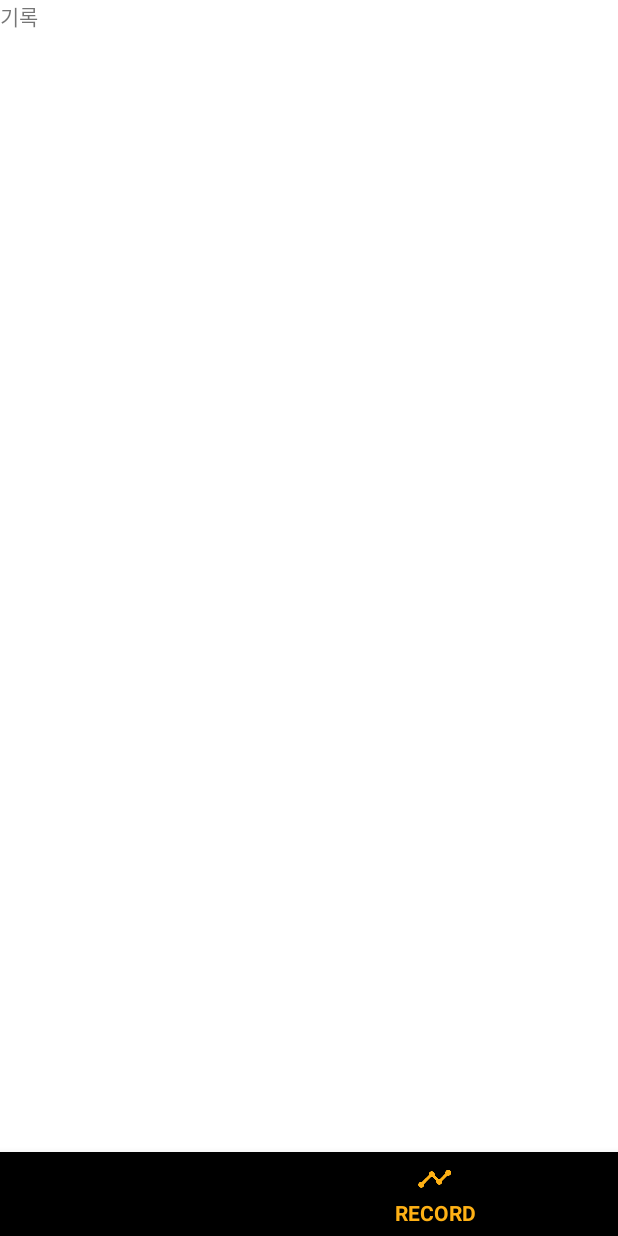
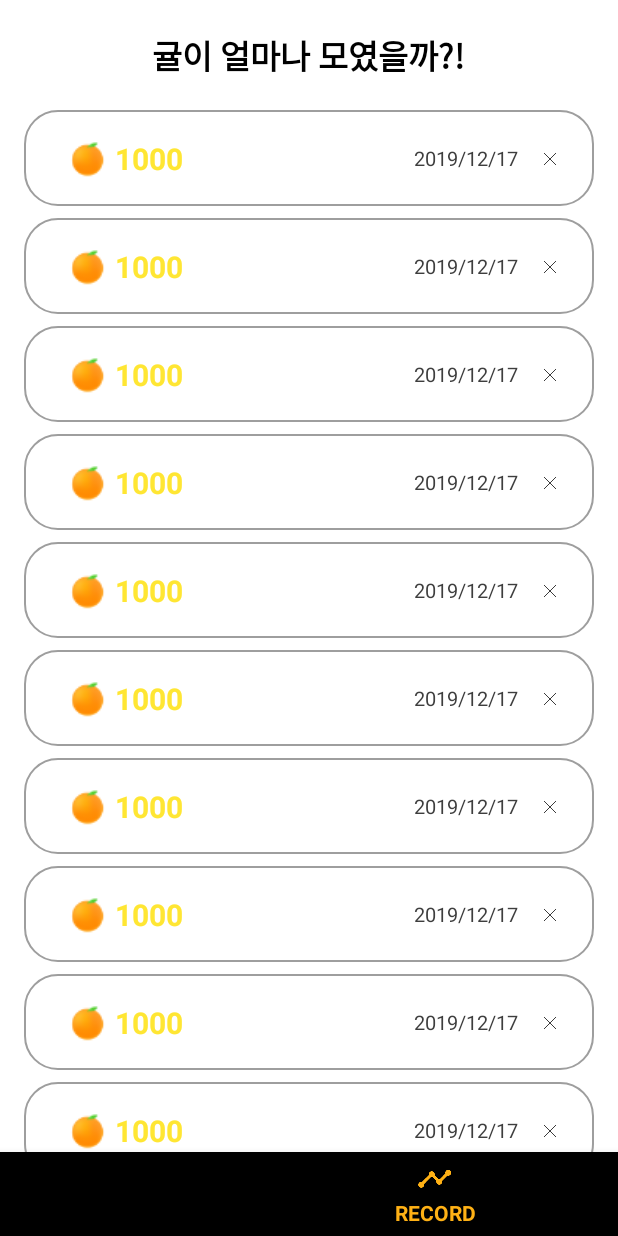
Before and after one commit to SuminJeon/MobileProgramming_FinalProject, an Android app: the screen it shows after launch (MainActivity), item 2 of the bottom bar chosen, on a phone screen of 412 x 824 dp. Run offline under Robolectric (Android 15) with nearby library versions, the phone set to English and light mode, and no system bars.

Commit message:
Records RecyclerView 구현 (dummy data)

```diff
--- a/app/src/main/AndroidManifest.xml
+++ b/app/src/main/AndroidManifest.xml
@@ -24,4 +24,6 @@
             android:exported="true"></service>
     </application>
 
+    <uses-permission android:name="android.permission.BODY_SENSORS"/>
+
 </manifest>
--- /dev/null
+++ b/app/src/main/java/com/sopt25/sunnni/mobileprogramming_finalproject/data/Record.java
@@ -0,0 +1,11 @@
+package com.sopt25.sunnni.mobileprogramming_finalproject.data;
+
+public class Record {
+    public String mandarineCount;
+    public String date;
+
+    public Record(String mandarineCount, String date){
+        this.mandarineCount = mandarineCount;
+        this.date = date;
+    }
+}
--- a/app/src/main/java/com/sopt25/sunnni/mobileprogramming_finalproject/feature/pedometer/MainActivity.java
+++ b/app/src/main/java/com/sopt25/sunnni/mobileprogramming_finalproject/feature/pedometer/MainActivity.java
@@ -78,7 +78,7 @@ public class MainActivity extends AppCompatActivity implements BottomNavigationV
     private void setViewPager(ViewPager _viewPager){
         PagerAdapter pagerAdapter = new PagerAdapter(getSupportFragmentManager(), 2);
         pagerAdapter.addFragment(new PedometerFragment(this));
-        pagerAdapter.addFragment(new RecordFragment());
+        pagerAdapter.addFragment(new RecordFragment(this));
         _viewPager.setAdapter(pagerAdapter);
     }
 }
--- a/app/src/main/java/com/sopt25/sunnni/mobileprogramming_finalproject/feature/pedometer/PedometerFragment.java
+++ b/app/src/main/java/com/sopt25/sunnni/mobileprogramming_finalproject/feature/pedometer/PedometerFragment.java
@@ -7,6 +7,7 @@ import android.content.Intent;
 import android.content.ServiceConnection;
 import android.os.Bundle;
 
+import androidx.core.content.ContextCompat;
 import androidx.fragment.app.Fragment;
 
 import android.os.IBinder;
@@ -33,6 +34,8 @@ public class PedometerFragment extends Fragment implements View.OnClickListener{
     private PedometerService mPedoService;
     boolean isService = false;
 
+    ServiceConnection serviceConnection;
+
     // 서비스의 이벤트 결과 전달
     private StepCallback callback = new StepCallback() {
         @Override
@@ -51,7 +54,7 @@ public class PedometerFragment extends Fragment implements View.OnClickListener{
         this.context = ctx;
     }
 
-    private ServiceConnection serviceConnection = new ServiceConnection() {
+    /*private ServiceConnection serviceConnection = new ServiceConnection() {
         @Override
         public void onServiceConnected(ComponentName componentName, IBinder iBinder) {
             PedometerService.ServiceBinder mBinder = (PedometerService.ServiceBinder) iBinder;
@@ -64,7 +67,7 @@ public class PedometerFragment extends Fragment implements View.OnClickListener{
         public void onServiceDisconnected(ComponentName componentName) {
             isService = false;
         }
-    };
+    };*/
 
     @Override
     public View onCreateView(LayoutInflater inflater, ViewGroup container, Bundle savedInstanceState) {
@@ -87,10 +90,38 @@ public class PedometerFragment extends Fragment implements View.OnClickListener{
     public void onClick(View view) {
         switch(view.getId()){
             case R.id.btn_start:
+
+                serviceConnection = new ServiceConnection() {
+                    @Override
+                    public void onServiceConnected(ComponentName componentName, IBinder iBinder) {
+                        PedometerService.ServiceBinder mBinder = (PedometerService.ServiceBinder) iBinder;
+                        mPedoService = mBinder.getService();
+                        mPedoService.setCallback(callback);
+                        isService = true;
+                    }
+
+                    @Override
+                    public void onServiceDisconnected(ComponentName componentName) {
+                        isService = false;
+                    }
+                };
+
                 intent = new Intent(context, PedometerService.class);
                 context.bindService(intent, serviceConnection, Context.BIND_AUTO_CREATE);
+
+                mBtnStart.setBackground(ContextCompat.getDrawable(context, R.drawable.bg_btn_inactive));
+                mBtnStart.setEnabled(false);
+
+                mBtnStop.setBackground(ContextCompat.getDrawable(context, R.drawable.bg_btn));
+                mBtnStop.setEnabled(true);
                 break;
+
             case R.id.btn_stop:
+                mBtnStart.setBackground(ContextCompat.getDrawable(context, R.drawable.bg_btn));
+                mBtnStart.setEnabled(true);
+
+                mBtnStop.setBackground(ContextCompat.getDrawable(context, R.drawable.bg_btn_inactive));
+                mBtnStart.setEnabled(false);
                 try{
                     context.stopService(intent);
                     context.unbindService(serviceConnection);
--- a/app/src/main/java/com/sopt25/sunnni/mobileprogramming_finalproject/feature/record/RecordFragment.java
+++ b/app/src/main/java/com/sopt25/sunnni/mobileprogramming_finalproject/feature/record/RecordFragment.java
@@ -1,32 +1,68 @@
 package com.sopt25.sunnni.mobileprogramming_finalproject.feature.record;
 
 
+import android.content.Context;
 import android.os.Bundle;
 
 import androidx.fragment.app.Fragment;
+import androidx.recyclerview.widget.LinearLayoutManager;
+import androidx.recyclerview.widget.RecyclerView;
 
 import android.view.LayoutInflater;
 import android.view.View;
 import android.view.ViewGroup;
 
 import com.sopt25.sunnni.mobileprogramming_finalproject.R;
+import com.sopt25.sunnni.mobileprogramming_finalproject.data.Record;
+
+import java.util.ArrayList;
 
 /**
  * A simple {@link Fragment} subclass.
  */
 public class RecordFragment extends Fragment {
 
+    Context context;
 
-    public RecordFragment() {
-        // Required empty public constructor
+    RecyclerView recyclerView;
+    RecordsRvAdapter rvAdapter;
+    ArrayList<Record> mList;
+
+    public RecordFragment(Context ctx) {
+        this.context = ctx;
     }
 
 
     @Override
-    public View onCreateView(LayoutInflater inflater, ViewGroup container,
-                             Bundle savedInstanceState) {
-        // Inflate the layout for this fragment
-        return inflater.inflate(R.layout.fragment_record, container, false);
+    public View onCreateView(LayoutInflater inflater, ViewGroup container, Bundle savedInstanceState) {
+        View view = inflater.inflate(R.layout.fragment_record, container, false);
+
+        recyclerView = view.findViewById(R.id.rv_records);
+        LinearLayoutManager layoutManager = new LinearLayoutManager(context);
+        recyclerView.setLayoutManager(layoutManager);
+
+        mList = new ArrayList<Record>();
+        rvAdapter = new RecordsRvAdapter(mList);
+        recyclerView.setAdapter(rvAdapter);
+
+        makeDummy();
+
+        return view;
+    }
+
+    private void makeDummy(){
+        mList.add(new Record("1000", "2019/12/17"));
+        mList.add(new Record("1000", "2019/12/17"));
+        mList.add(new Record("1000", "2019/12/17"));
+        mList.add(new Record("1000", "2019/12/17"));
+        mList.add(new Record("1000", "2019/12/17"));
+        mList.add(new Record("1000", "2019/12/17"));
+        mList.add(new Record("1000", "2019/12/17"));
+        mList.add(new Record("1000", "2019/12/17"));
+        mList.add(new Record("1000", "2019/12/17"));
+        mList.add(new Record("1000", "2019/12/17"));
+
+        rvAdapter.notifyDataSetChanged();
     }
 
 }
--- /dev/null
+++ b/app/src/main/java/com/sopt25/sunnni/mobileprogramming_finalproject/feature/record/RecordsRvAdapter.java
@@ -0,0 +1,58 @@
+package com.sopt25.sunnni.mobileprogramming_finalproject.feature.record;
+
+import android.view.LayoutInflater;
+import android.view.View;
+import android.view.ViewGroup;
+import android.widget.TextView;
+
+import androidx.annotation.NonNull;
+import androidx.recyclerview.widget.RecyclerView;
+
+import com.sopt25.sunnni.mobileprogramming_finalproject.R;
+import com.sopt25.sunnni.mobileprogramming_finalproject.data.Record;
+
+import java.util.ArrayList;
+
+public class RecordsRvAdapter extends RecyclerView.Adapter<RecordsRvAdapter.RecordViewHolder>{
+
+    public ArrayList<Record> mList;
+
+    public class RecordViewHolder extends RecyclerView.ViewHolder{
+        protected TextView mCount, mDate;
+
+        public RecordViewHolder(View v){
+            super(v);
+            this.mCount = (TextView) v.findViewById(R.id.tv_mandarineCount);
+            this.mDate = (TextView) v.findViewById(R.id.tv_date);
+        }
+
+        public void binding(Record record){
+            mCount.setText(record.mandarineCount);
+            mDate.setText(record.date);
+        }
+    }
+
+    //constructor
+    public RecordsRvAdapter(ArrayList<Record> list){
+        this.mList = list;
+    }
+
+    @NonNull
+    @Override
+    public RecordViewHolder onCreateViewHolder(@NonNull ViewGroup parent, int viewType) {
+        View view = LayoutInflater.from(parent.getContext()).inflate(R.layout.rv_item_record, parent, false);
+        RecordViewHolder recordViewHolder = new RecordViewHolder(view);
+
+        return recordViewHolder;
+    }
+
+    @Override
+    public void onBindViewHolder(@NonNull RecordViewHolder holder, int position) {
+        holder.binding(mList.get(position));
+    }
+
+    @Override
+    public int getItemCount() {
+        return mList.size();
+    }
+}
--- a/app/src/main/res/drawable/bg_btn_inactive.xml
+++ b/app/src/main/res/drawable/bg_btn_inactive.xml
@@ -3,7 +3,7 @@
     android:shape="rectangle">
 
     <corners android:radius="22dp" />
-    <stroke android:color="#3e3e3e" android:width="2dp"/>
-    <solid android:color="#3e3e3e"/>
+    <stroke android:color="#9E9E9E" android:width="2dp"/>
+    <solid android:color="#9E9E9E"/>
 
 </shape>
--- /dev/null
+++ b/app/src/main/res/drawable/bg_rv_item.xml
@@ -0,0 +1,10 @@
+<?xml version="1.0" encoding="utf-8"?>
+<shape xmlns:android="http://schemas.android.com/apk/res/android"
+    android:shape="rectangle">
+
+    <solid android:color="@android:color/white" />
+    <stroke android:width="1dp" android:color="#9E9E9E"
+        />
+    <corners android:radius="22dp"/>
+
+</shape>
--- a/app/src/main/res/layout/fragment_pedometer.xml
+++ b/app/src/main/res/layout/fragment_pedometer.xml
@@ -4,6 +4,7 @@
     xmlns:tools="http://schemas.android.com/tools"
     android:layout_width="match_parent"
     android:layout_height="match_parent"
+    android:background="#ffffff"
     tools:context=".feature.pedometer.PedometerFragment">
 
     <Button
@@ -27,7 +28,8 @@
         android:layout_height="45dp"
         android:layout_marginTop="25dp"
         android:layout_marginEnd="20dp"
-        android:background="@drawable/bg_btn"
+        android:background="@drawable/bg_btn_inactive"
+        android:enabled="false"
         android:text="stop"
         android:textColor="#ffffff"
         android:textSize="18sp"
--- a/app/src/main/res/layout/fragment_record.xml
+++ b/app/src/main/res/layout/fragment_record.xml
@@ -3,12 +3,28 @@
     xmlns:tools="http://schemas.android.com/tools"
     android:layout_width="match_parent"
     android:layout_height="match_parent"
+    android:orientation="vertical"
+    xmlns:app="http://schemas.android.com/apk/res-auto"
     tools:context=".feature.record.RecordFragment">
 
-    <!-- TODO: Update blank fragment layout -->
     <TextView
+        android:layout_width="wrap_content"
+        android:layout_height="wrap_content"
+        android:text="귤이 얼마나 모였을까?!"
+        android:layout_gravity="center"
+        android:textSize="22sp"
+        android:textColor="#000000"
+        android:textStyle="bold"
+        android:layout_marginTop="20dp"
+        android:id="@+id/tv_ment"/>
+
+    <androidx.recyclerview.widget.RecyclerView
+        android:id="@+id/rv_records"
+        android:layout_marginTop="20dp"
         android:layout_width="match_parent"
-        android:layout_height="match_parent"
-        android:text="기록"/>
+        android:layout_height="fill_parent"
+        app:layout_constraintTop_toBottomOf="@id/tv_ment"
+        app:layout_constraintStart_toStartOf="parent"
+        app:layout_constraintEnd_toEndOf="parent"/>
 
 </LinearLayout>
--- /dev/null
+++ b/app/src/main/res/layout/rv_item_record.xml
@@ -0,0 +1,58 @@
+<?xml version="1.0" encoding="utf-8"?>
+<androidx.constraintlayout.widget.ConstraintLayout xmlns:android="http://schemas.android.com/apk/res/android"
+    xmlns:app="http://schemas.android.com/apk/res-auto"
+    android:layout_width="match_parent"
+    android:layout_height="64dp"
+    android:layout_marginBottom="8dp"
+    android:layout_marginHorizontal="16dp"
+    android:background="@drawable/bg_rv_item">
+
+    <ImageView
+        android:id="@+id/img_mandarine"
+        android:layout_width="35dp"
+        android:layout_height="wrap_content"
+        android:layout_marginStart="25dp"
+        android:layout_marginEnd="1dp"
+        android:adjustViewBounds="true"
+        android:src="@drawable/mandarine_ic"
+        app:layout_constraintBottom_toBottomOf="parent"
+        app:layout_constraintStart_toStartOf="parent"
+        app:layout_constraintTop_toTopOf="parent" />
+
+    <ImageView
+        android:id="@+id/img_delete"
+        android:layout_width="8dp"
+        android:layout_height="8dp"
+        android:layout_marginTop="1dp"
+        android:layout_marginEnd="25dp"
+        android:adjustViewBounds="true"
+        android:src="@drawable/ic_delete"
+        app:layout_constraintBottom_toBottomOf="@id/tv_date"
+        app:layout_constraintEnd_toEndOf="parent"
+        app:layout_constraintTop_toTopOf="@id/tv_date" />
+
+    <TextView
+        android:id="@+id/tv_date"
+        android:layout_width="wrap_content"
+        android:layout_height="wrap_content"
+        android:layout_marginEnd="17dp"
+        android:text="1997/10/29"
+        android:textColor="#3e3e3e"
+        android:textSize="13sp"
+        app:layout_constraintBottom_toBottomOf="parent"
+        app:layout_constraintEnd_toStartOf="@id/img_delete"
+        app:layout_constraintTop_toTopOf="parent" />
+
+    <TextView
+        android:id="@+id/tv_mandarineCount"
+        android:layout_width="wrap_content"
+        android:layout_height="wrap_content"
+        android:text="12"
+        android:textColor="#ffe633"
+        android:textSize="20sp"
+        android:textStyle="bold"
+        app:layout_constraintBottom_toBottomOf="parent"
+        app:layout_constraintStart_toEndOf="@+id/img_mandarine"
+        app:layout_constraintTop_toTopOf="parent" />
+
+</androidx.constraintlayout.widget.ConstraintLayout>
```
Also changed, not shown: app/src/main/res/drawable-hdpi/mandarine_ic.png (added), app/src/main/res/drawable-mdpi/mandarine_ic.png (added), app/src/main/res/drawable-xhdpi/mandarine_ic.png (added), app/src/main/res/drawable-xxhdpi/mandarine_ic.png (added), app/src/main/res/drawable-xxxhdpi/mandarine_ic.png (added), app/src/main/res/drawable/ic_delete.png (added).
